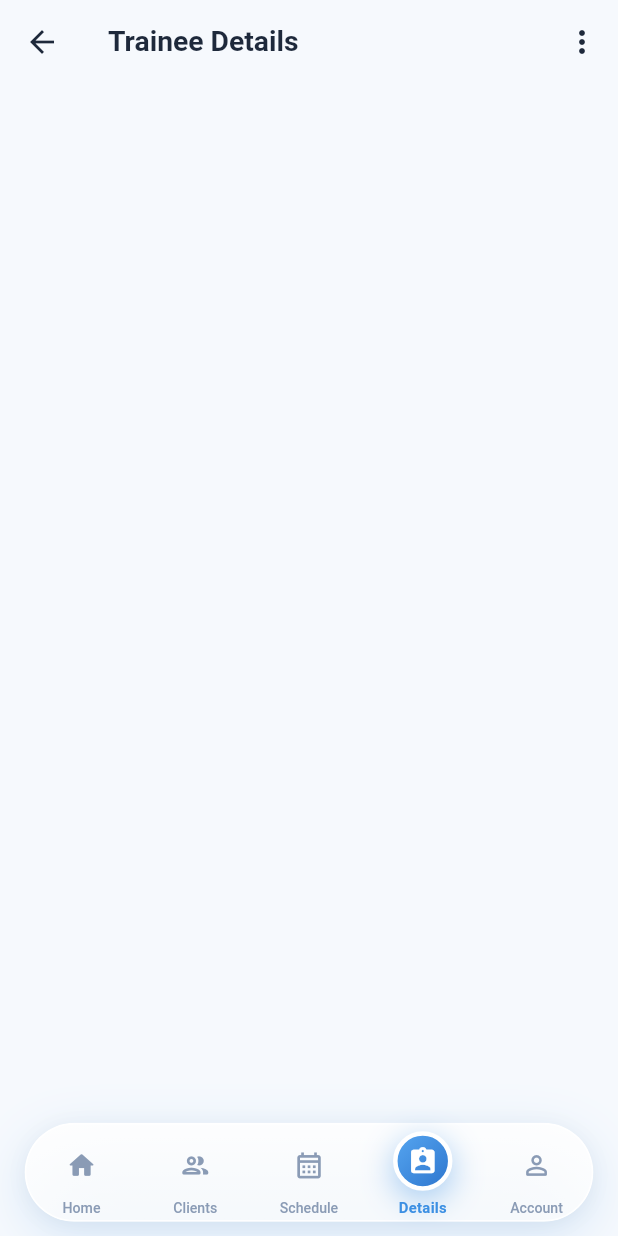
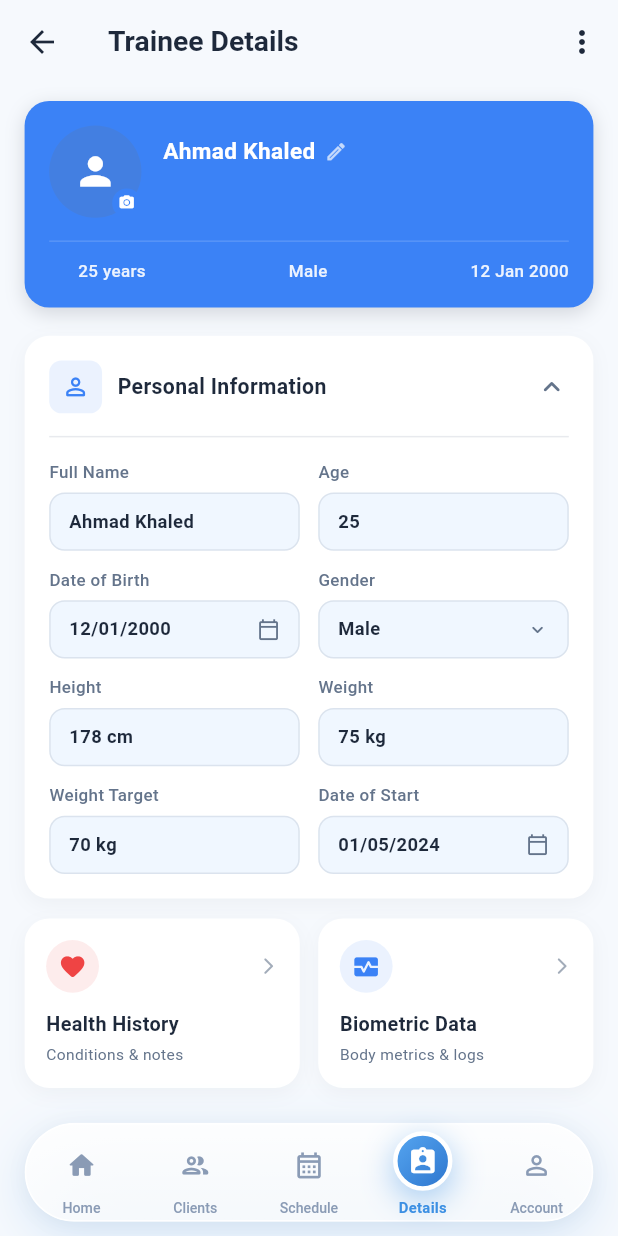
Before and after one commit to AlmaNajjar/coach_app, a Flutter app: the HomeScreen screen opened directly, item 4 of the bottom bar chosen, on a phone screen of 412 x 824 dp. Run offline on Flutter 3.47's test engine with Material 3 defaults, Android fonts, the phone set to English and light mode, and no system bars; our stand-ins replace dio, firebase_core, firebase_messaging, flutter_bloc, flutter_local_notifications, freezed_annotation and 2 more; accounts and stored records are empty; network calls fail.

Commit message:
fix: update trainee details files

```diff
--- a/lib/features/clients/presentation/screen/trainee_details.dart
+++ b/lib/features/clients/presentation/screen/trainee_details.dart
@@ -1,4 +1,7 @@
+import 'package:coach_app/features/clients/presentation/widgets/health_and_biometrics.dart';
+import 'package:coach_app/features/clients/presentation/widgets/personal_info_section.dart';
 import 'package:coach_app/features/clients/presentation/widgets/trainee_details_app_bar.dart';
+import 'package:coach_app/features/clients/presentation/widgets/trainee_header_cart.dart';
 import 'package:flutter/material.dart';
 
 class TraineeDetailsScreen extends StatelessWidget {
@@ -9,11 +12,13 @@ class TraineeDetailsScreen extends StatelessWidget {
     return Scaffold(
       backgroundColor: const Color(0xFFF6F9FD),
 
-      appBar:  TraineeDetailsAppBar(),
+      appBar: TraineeDetailsAppBar(),
       body: SingleChildScrollView(
         child: Column(
           children: [
-
+            TraineeHeaderCart(),
+            PersonalInfoSection(),
+            HealthAndBiometricsCards(),
           ],
         ),
       ),
--- /dev/null
+++ b/lib/features/clients/presentation/widgets/health_and_biometrics.dart
@@ -0,0 +1,116 @@
+import 'package:coach_app/core/helper/constant.dart';
+import 'package:coach_app/core/helper/responsive.dart';
+import 'package:flutter/material.dart';
+
+class HealthAndBiometricsCards extends StatelessWidget {
+  final VoidCallback? onHealthTap;
+  final VoidCallback? onBiometricsTap;
+
+  const HealthAndBiometricsCards({
+    super.key,
+    this.onHealthTap,
+    this.onBiometricsTap,
+  });
+
+  @override
+  Widget build(BuildContext context) {
+    return Padding(
+      padding: EdgeInsets.symmetric(horizontal: 16.w, vertical: 6.h),
+      child: Row(
+        children: [
+          // 1. كارت السجل الصحي (Health History)
+          Expanded(
+            child: _buildActionCard(
+              icon: Icons.favorite_rounded,
+              iconColor: const Color(0xFFEF4444), // أحمر هادئ صحي
+              title: 'Health History',
+              subtitle: 'Conditions & notes',
+              onTap: onHealthTap ?? () {},
+            ),
+          ),
+          SizedBox(width: 12.w),
+          // 2. كارت القياسات الحيوية (Biometric Data)
+          Expanded(
+            child: _buildActionCard(
+              icon: Icons.monitor_heart_rounded,
+              iconColor: primary, // الأزرق الأساسي
+              title: 'Biometric Data',
+              subtitle: 'Body metrics & logs',
+              onTap: onBiometricsTap ?? () {},
+            ),
+          ),
+        ],
+      ),
+    );
+  }
+
+  // ويدجت مساعدة لبناء كل كارت
+  Widget _buildActionCard({
+    required IconData icon,
+    required Color iconColor,
+    required String title,
+    required String subtitle,
+    required VoidCallback onTap,
+  }) {
+    return InkWell(
+      onTap: onTap,
+      borderRadius: BorderRadius.circular(16.r),
+      child: Container(
+        padding: EdgeInsets.all(14.w),
+        decoration: BoxDecoration(
+          color: cardColor, // أبيض
+          borderRadius: BorderRadius.circular(16.r),
+          boxShadow: [
+            BoxShadow(
+              color: black.withOpacity(0.04),
+              blurRadius: 10,
+              offset: const Offset(0, 4),
+            ),
+          ],
+        ),
+        child: Column(
+          crossAxisAlignment: CrossAxisAlignment.start,
+          children: [
+            Row(
+              mainAxisAlignment: MainAxisAlignment.spaceBetween,
+              children: [
+                // دائرة الأيقونة
+                Container(
+                  padding: EdgeInsets.all(8.w),
+                  decoration: BoxDecoration(
+                    color: iconColor.withOpacity(0.1),
+                    shape: BoxShape.circle,
+                  ),
+                  child: Icon(icon, color: iconColor, size: 20.s),
+                ),
+                Icon(
+                  Icons.arrow_forward_ios_rounded,
+                  size: 14.s,
+                  color: grey.withOpacity(0.6),
+                ),
+              ],
+            ),
+            SizedBox(height: 12.h),
+            Text(
+              title,
+              style: TextStyle(
+                fontSize: 14.s,
+                fontWeight: FontWeight.bold,
+                color: textColor,
+              ),
+            ),
+            SizedBox(height: 4.h),
+            Text(
+              subtitle,
+              style: TextStyle(
+                fontSize: 11.s,
+                color: grey,
+                fontWeight: FontWeight.w400,
+              ),
+            ),
+          ],
+        ),
+      ),
+    );
+  }
+}
--- /dev/null
+++ b/lib/features/clients/presentation/widgets/personal_info_section.dart
@@ -0,0 +1,209 @@
+import 'package:coach_app/core/helper/constant.dart';
+import 'package:coach_app/core/helper/responsive.dart';
+import 'package:flutter/material.dart';
+
+class PersonalInfoSection extends StatefulWidget {
+  const PersonalInfoSection({super.key});
+
+  @override
+  State<PersonalInfoSection> createState() => _PersonalInfoSectionState();
+}
+
+class _PersonalInfoSectionState extends State<PersonalInfoSection> {
+  // للتحكم بفتح وإغلاق الكارت
+  bool _isExpanded = true;
+
+  @override
+  Widget build(BuildContext context) {
+    return Container(
+      margin: EdgeInsets.symmetric(horizontal: 16.w, vertical: 8.h),
+      padding: EdgeInsets.all(16.w),
+      decoration: BoxDecoration(
+        color: cardColor, // خلفية بيضاء من ملف constant
+        borderRadius: BorderRadius.circular(16.r),
+        boxShadow: [
+          BoxShadow(
+            color: black.withOpacity(0.04),
+            blurRadius: 10,
+            offset: const Offset(0, 4),
+          ),
+        ],
+      ),
+      child: Column(
+        crossAxisAlignment: CrossAxisAlignment.start,
+        children: [
+          // 1. شريط العنوان التفاعلي (عند الضغط عليه يفتح أو يغلق)
+          InkWell(
+            onTap: () {
+              setState(() {
+                _isExpanded = !_isExpanded;
+              });
+            },
+            borderRadius: BorderRadius.circular(8.r),
+            child: Row(
+              mainAxisAlignment: MainAxisAlignment.spaceBetween,
+              children: [
+                Row(
+                  children: [
+                    Container(
+                      padding: EdgeInsets.all(8.w),
+                      decoration: BoxDecoration(
+                        color: primary.withOpacity(0.1),
+                        borderRadius: BorderRadius.circular(8.r),
+                      ),
+                      child: Icon(
+                        Icons.person_outline_rounded,
+                        color: primary,
+                        size: 20.s,
+                      ),
+                    ),
+                    SizedBox(width: 10.w),
+                    Text(
+                      'Personal Information',
+                      style: TextStyle(
+                        fontSize: 15.s,
+                        fontWeight: FontWeight.bold,
+                        color: textColor,
+                      ),
+                    ),
+                  ],
+                ),
+                Icon(
+                  _isExpanded
+                      ? Icons.keyboard_arrow_up_rounded
+                      : Icons.keyboard_arrow_down_rounded,
+                  color: grey,
+                  size: 24.s,
+                ),
+              ],
+            ),
+          ),
+
+          // 2. الحقول تظهر فقط عندما يكون الكارت مفتوحاً
+          if (_isExpanded) ...[
+            SizedBox(height: 16.h),
+            Divider(color: grey.withOpacity(0.15), height: 1),
+            SizedBox(height: 16.h),
+
+            // السطر الأول: Name & Age
+            Row(
+              children: [
+                Expanded(
+                  child: _buildFormField(
+                    label: 'Full Name',
+                    value: 'Ahmad Khaled',
+                  ),
+                ),
+                SizedBox(width: 12.w),
+                Expanded(
+                  child: _buildFormField(label: 'Age', value: '25'),
+                ),
+              ],
+            ),
+            SizedBox(height: 12.h),
+
+            // السطر الثاني: Date of Birth & Gender
+            Row(
+              children: [
+                Expanded(
+                  child: _buildFormField(
+                    label: 'Date of Birth',
+                    value: '12/01/2000',
+                    suffixIcon: Icons.calendar_today_outlined,
+                  ),
+                ),
+                SizedBox(width: 12.w),
+                Expanded(
+                  child: _buildFormField(
+                    label: 'Gender',
+                    value: 'Male',
+                    suffixIcon: Icons.keyboard_arrow_down_rounded,
+                  ),
+                ),
+              ],
+            ),
+            SizedBox(height: 12.h),
+
+            // السطر الثالث: Height & Weight
+            Row(
+              children: [
+                Expanded(
+                  child: _buildFormField(label: 'Height', value: '178 cm'),
+                ),
+                SizedBox(width: 12.w),
+                Expanded(
+                  child: _buildFormField(label: 'Weight', value: '75 kg'),
+                ),
+              ],
+            ),
+            SizedBox(height: 12.h),
+
+            // السطر الرابع: Weight Target & Date of Start
+            Row(
+              children: [
+                Expanded(
+                  child: _buildFormField(
+                    label: 'Weight Target',
+                    value: '70 kg',
+                  ),
+                ),
+                SizedBox(width: 12.w),
+                Expanded(
+                  child: _buildFormField(
+                    label: 'Date of Start',
+                    value: '01/05/2024',
+                    suffixIcon: Icons.calendar_today_outlined,
+                  ),
+                ),
+              ],
+            ),
+          ],
+        ],
+      ),
+    );
+  }
+
+  // دالة مساعدة مخصصة لرسم الحقول المربعة بأناقة
+  Widget _buildFormField({
+    required String label,
+    required String value,
+    IconData? suffixIcon,
+  }) {
+    return Column(
+      crossAxisAlignment: CrossAxisAlignment.start,
+      children: [
+        Text(
+          label,
+          style: TextStyle(
+            fontSize: 12.s,
+            fontWeight: FontWeight.w500,
+            color: grey,
+          ),
+        ),
+        SizedBox(height: 6.h),
+        Container(
+          padding: EdgeInsets.symmetric(horizontal: 12.w, vertical: 10.h),
+          decoration: BoxDecoration(
+            color: backgroundColor,
+            borderRadius: BorderRadius.circular(10.r),
+            border: Border.all(color: grey.withOpacity(0.15)),
+          ),
+          child: Row(
+            mainAxisAlignment: MainAxisAlignment.spaceBetween,
+            children: [
+              Text(
+                value,
+                style: TextStyle(
+                  fontSize: 13.s,
+                  fontWeight: FontWeight.w600,
+                  color: textColor,
+                ),
+              ),
+              if (suffixIcon != null) Icon(suffixIcon, size: 16.s, color: grey),
+            ],
+          ),
+        ),
+      ],
+    );
+  }
+}
--- a/lib/features/clients/presentation/widgets/trainee_header_cart.dart
+++ b/lib/features/clients/presentation/widgets/trainee_header_cart.dart
@@ -11,7 +11,7 @@ class TraineeHeaderCart extends StatelessWidget {
       margin: EdgeInsets.symmetric(horizontal: 16.w, vertical: 12.h),
       padding: EdgeInsets.all(16.w),
       decoration: BoxDecoration(
-        color: black, // الكحلي الداكن من ملف constant
+        color: primary,
         borderRadius: BorderRadius.circular(16.r),
         boxShadow: [
           BoxShadow(
--- a/lib/features/home/presentation/widgets/coach_bottom_nav_bar.dart
+++ b/lib/features/home/presentation/widgets/coach_bottom_nav_bar.dart
@@ -26,7 +26,11 @@ class CoachBottomNavBar extends StatelessWidget {
       Icons.calendar_month_outlined,
       Icons.calendar_month_rounded,
     ),
-    _NavItem('Details',Icons.assignment_ind_outlined, Icons.assignment_ind_rounded),
+    _NavItem(
+      'Details',
+      Icons.assignment_ind_outlined,
+      Icons.assignment_ind_rounded,
+    ),
     _NavItem('Account', Icons.person_outline_rounded, Icons.person_rounded),
   ];
 
@@ -118,7 +122,7 @@ class CoachBottomNavBar extends StatelessWidget {
                           item: _items[i],
                           selected: i == currentIndex,
                           iconAreaHeight: bubbleSize,
-                          topGap: 6.h,          // نفس قيمة top فوق
+                          topGap: 6.h, // نفس قيمة top فوق
                           labelBottom: 4.h,
                           onTap: () {
                             if (i == currentIndex) return;
@@ -234,11 +238,7 @@ class _Bubble extends StatelessWidget {
   final IconData icon;
   final double size;
 
-  const _Bubble({
-    required this.index,
-    required this.icon,
-    required this.size,
-  });
+  const _Bubble({required this.index, required this.icon, required this.size});
 
   @override
   Widget build(BuildContext context) {
@@ -282,10 +282,7 @@ class _Bubble extends StatelessWidget {
             gradient: const LinearGradient(
               begin: Alignment.topLeft,
               end: Alignment.bottomRight,
-              colors: [
-                Color(0xFF58A8F2),
-                CoachBottomNavBar._primaryDark,
-              ],
+              colors: [Color(0xFF58A8F2), CoachBottomNavBar._primaryDark],
             ),
             border: Border.all(color: Colors.white, width: 3),
             boxShadow: [
```
